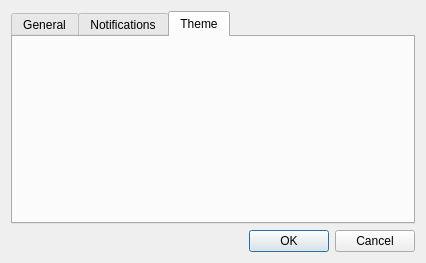
First picture: the form in ui/settings.ui, repository middleofdreams/workload, before the edit.
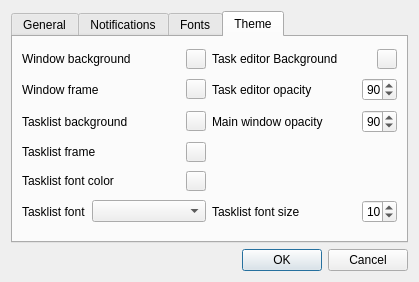
Second picture: the form after the edit. The open tabs and pages were chosen to show the change.

Commit message: Added Theme settings in ui

```diff
--- a/ui/settings.ui
+++ b/ui/settings.ui
@@ -6,15 +6,25 @@
    <rect>
     <x>0</x>
     <y>0</y>
-    <width>426</width>
-    <height>263</height>
+    <width>419</width>
+    <height>282</height>
    </rect>
   </property>
   <property name="windowTitle">
    <string>workload settings</string>
   </property>
-  <layout class="QVBoxLayout" name="verticalLayout">
-   <item>
+  <layout class="QGridLayout" name="gridLayout_3">
+   <item row="2" column="0">
+    <widget class="QDialogButtonBox" name="buttonBox">
+     <property name="orientation">
+      <enum>Qt::Horizontal</enum>
+     </property>
+     <property name="standardButtons">
+      <set>QDialogButtonBox::Cancel|QDialogButtonBox::Ok</set>
+     </property>
+    </widget>
+   </item>
+   <item row="0" column="0">
     <widget class="QTabWidget" name="tabWidget">
      <property name="currentIndex">
       <number>0</number>
@@ -271,23 +281,386 @@
        </item>
       </layout>
      </widget>
+     <widget class="QWidget" name="fontsTab">
+      <attribute name="title">
+       <string>Fonts</string>
+      </attribute>
+      <layout class="QGridLayout" name="gridLayout_5">
+       <item row="1" column="0">
+        <layout class="QHBoxLayout" name="horizontalLayout_12">
+         <property name="spacing">
+          <number>0</number>
+         </property>
+         <property name="margin">
+          <number>2</number>
+         </property>
+         <item>
+          <widget class="QListWidget" name="allFonts"/>
+         </item>
+         <item>
+          <layout class="QVBoxLayout" name="verticalLayout">
+           <property name="spacing">
+            <number>2</number>
+           </property>
+           <property name="leftMargin">
+            <number>3</number>
+           </property>
+           <property name="rightMargin">
+            <number>3</number>
+           </property>
+           <item>
+            <widget class="QPushButton" name="addFonts">
+             <property name="maximumSize">
+              <size>
+               <width>14</width>
+               <height>50</height>
+              </size>
+             </property>
+             <property name="text">
+              <string>&gt;</string>
+             </property>
+            </widget>
+           </item>
+           <item>
+            <widget class="QPushButton" name="pushButton">
+             <property name="maximumSize">
+              <size>
+               <width>14</width>
+               <height>50</height>
+              </size>
+             </property>
+             <property name="text">
+              <string>&lt;</string>
+             </property>
+            </widget>
+           </item>
+          </layout>
+         </item>
+         <item>
+          <widget class="QListWidget" name="chosenFonts"/>
+         </item>
+        </layout>
+       </item>
+       <item row="0" column="0">
+        <widget class="QLabel" name="label_13">
+         <property name="text">
+          <string>Select Fonts you would like to use in program</string>
+         </property>
+        </widget>
+       </item>
+      </layout>
+     </widget>
      <widget class="QWidget" name="themeTab">
       <attribute name="title">
        <string>Theme</string>
       </attribute>
+      <layout class="QGridLayout" name="gridLayout_4">
+       <item row="1" column="0">
+        <layout class="QHBoxLayout" name="horizontalLayout_4">
+         <item>
+          <widget class="QLabel" name="label_9">
+           <property name="maximumSize">
+            <size>
+             <width>158</width>
+             <height>16777215</height>
+            </size>
+           </property>
+           <property name="text">
+            <string>Window frame</string>
+           </property>
+          </widget>
+         </item>
+         <item>
+          <widget class="QPushButton" name="windowFrame">
+           <property name="maximumSize">
+            <size>
+             <width>20</width>
+             <height>20</height>
+            </size>
+           </property>
+           <property name="autoFillBackground">
+            <bool>true</bool>
+           </property>
+           <property name="text">
+            <string/>
+           </property>
+          </widget>
+         </item>
+        </layout>
+       </item>
+       <item row="1" column="1">
+        <layout class="QHBoxLayout" name="horizontalLayout_8">
+         <item>
+          <widget class="QLabel" name="label_16">
+           <property name="text">
+            <string>Task editor opacity</string>
+           </property>
+          </widget>
+         </item>
+         <item>
+          <widget class="QSpinBox" name="taskEditorOpacity">
+           <property name="maximumSize">
+            <size>
+             <width>35</width>
+             <height>16777215</height>
+            </size>
+           </property>
+           <property name="maximum">
+            <number>100</number>
+           </property>
+           <property name="singleStep">
+            <number>5</number>
+           </property>
+           <property name="value">
+            <number>90</number>
+           </property>
+          </widget>
+         </item>
+        </layout>
+       </item>
+       <item row="0" column="1">
+        <layout class="QHBoxLayout" name="horizontalLayout_10">
+         <item>
+          <widget class="QLabel" name="label_14">
+           <property name="text">
+            <string>Task editor Background</string>
+           </property>
+          </widget>
+         </item>
+         <item>
+          <widget class="QPushButton" name="taskEditorBG">
+           <property name="maximumSize">
+            <size>
+             <width>20</width>
+             <height>20</height>
+            </size>
+           </property>
+           <property name="autoFillBackground">
+            <bool>true</bool>
+           </property>
+           <property name="text">
+            <string/>
+           </property>
+          </widget>
+         </item>
+        </layout>
+       </item>
+       <item row="0" column="0">
+        <layout class="QHBoxLayout" name="horizontalLayout_3">
+         <item>
+          <widget class="QLabel" name="label_6">
+           <property name="maximumSize">
+            <size>
+             <width>158</width>
+             <height>16777215</height>
+            </size>
+           </property>
+           <property name="text">
+            <string>Window background</string>
+           </property>
+          </widget>
+         </item>
+         <item>
+          <widget class="QPushButton" name="windowBG">
+           <property name="maximumSize">
+            <size>
+             <width>20</width>
+             <height>20</height>
+            </size>
+           </property>
+           <property name="autoFillBackground">
+            <bool>true</bool>
+           </property>
+           <property name="text">
+            <string/>
+           </property>
+          </widget>
+         </item>
+        </layout>
+       </item>
+       <item row="3" column="0">
+        <layout class="QHBoxLayout" name="horizontalLayout_6">
+         <item>
+          <widget class="QLabel" name="label_11">
+           <property name="maximumSize">
+            <size>
+             <width>158</width>
+             <height>16777215</height>
+            </size>
+           </property>
+           <property name="text">
+            <string>Tasklist frame</string>
+           </property>
+          </widget>
+         </item>
+         <item>
+          <widget class="QPushButton" name="tasklistFrame">
+           <property name="maximumSize">
+            <size>
+             <width>20</width>
+             <height>20</height>
+            </size>
+           </property>
+           <property name="autoFillBackground">
+            <bool>true</bool>
+           </property>
+           <property name="text">
+            <string/>
+           </property>
+          </widget>
+         </item>
+        </layout>
+       </item>
+       <item row="5" column="1">
+        <layout class="QHBoxLayout" name="horizontalLayout_9">
+         <item>
+          <widget class="QLabel" name="label_15">
+           <property name="text">
+            <string>Tasklist font size</string>
+           </property>
+          </widget>
+         </item>
+         <item>
+          <widget class="QSpinBox" name="taskEditorFontSize">
+           <property name="maximumSize">
+            <size>
+             <width>35</width>
+             <height>16777215</height>
+            </size>
+           </property>
+           <property name="minimum">
+            <number>8</number>
+           </property>
+           <property name="maximum">
+            <number>24</number>
+           </property>
+           <property name="value">
+            <number>10</number>
+           </property>
+          </widget>
+         </item>
+        </layout>
+       </item>
+       <item row="5" column="0">
+        <layout class="QHBoxLayout" name="horizontalLayout_2">
+         <item>
+          <widget class="QLabel" name="label_12">
+           <property name="maximumSize">
+            <size>
+             <width>64</width>
+             <height>16777215</height>
+            </size>
+           </property>
+           <property name="text">
+            <string>Tasklist font</string>
+           </property>
+          </widget>
+         </item>
+         <item>
+          <widget class="QComboBox" name="tasklistFont"/>
+         </item>
+        </layout>
+       </item>
+       <item row="2" column="0">
+        <layout class="QHBoxLayout" name="horizontalLayout_5">
+         <item>
+          <widget class="QLabel" name="label_10">
+           <property name="maximumSize">
+            <size>
+             <width>158</width>
+             <height>16777215</height>
+            </size>
+           </property>
+           <property name="text">
+            <string>Tasklist background</string>
+           </property>
+          </widget>
+         </item>
+         <item>
+          <widget class="QPushButton" name="tasklistBG">
+           <property name="maximumSize">
+            <size>
+             <width>20</width>
+             <height>20</height>
+            </size>
+           </property>
+           <property name="autoFillBackground">
+            <bool>true</bool>
+           </property>
+           <property name="text">
+            <string/>
+           </property>
+          </widget>
+         </item>
+        </layout>
+       </item>
+       <item row="4" column="0">
+        <layout class="QHBoxLayout" name="horizontalLayout_7">
+         <item>
+          <widget class="QLabel" name="label_17">
+           <property name="maximumSize">
+            <size>
+             <width>158</width>
+             <height>16777215</height>
+            </size>
+           </property>
+           <property name="text">
+            <string>Tasklist font color</string>
+           </property>
+          </widget>
+         </item>
+         <item>
+          <widget class="QPushButton" name="tasklistFontColor">
+           <property name="maximumSize">
+            <size>
+             <width>20</width>
+             <height>20</height>
+            </size>
+           </property>
+           <property name="autoFillBackground">
+            <bool>true</bool>
+           </property>
+           <property name="text">
+            <string/>
+           </property>
+          </widget>
+         </item>
+        </layout>
+       </item>
+       <item row="2" column="1">
+        <layout class="QHBoxLayout" name="horizontalLayout_11">
+         <item>
+          <widget class="QLabel" name="label_18">
+           <property name="text">
+            <string>Main window opacity</string>
+           </property>
+          </widget>
+         </item>
+         <item>
+          <widget class="QSpinBox" name="windowOpacity">
+           <property name="maximumSize">
+            <size>
+             <width>35</width>
+             <height>16777215</height>
+            </size>
+           </property>
+           <property name="maximum">
+            <number>100</number>
+           </property>
+           <property name="singleStep">
+            <number>5</number>
+           </property>
+           <property name="value">
+            <number>90</number>
+           </property>
+          </widget>
+         </item>
+        </layout>
+       </item>
+      </layout>
      </widget>
     </widget>
    </item>
-   <item>
-    <widget class="QDialogButtonBox" name="buttonBox">
-     <property name="orientation">
-      <enum>Qt::Horizontal</enum>
-     </property>
-     <property name="standardButtons">
-      <set>QDialogButtonBox::Cancel|QDialogButtonBox::Ok</set>
-     </property>
-    </widget>
-   </item>
   </layout>
  </widget>
  <resources/>
```
The commit also changes 3 other files.
